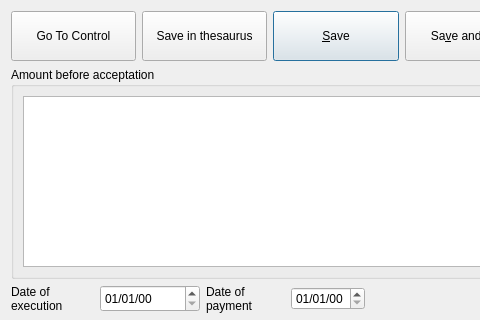
Qt form plugins/accountplugin/receipts/receiptviewer.ui (FreeHealth/freehealth) before a commit; both pictures show x 0 to 480 and y 0 to 320 of the 672 by 480 pixel window.
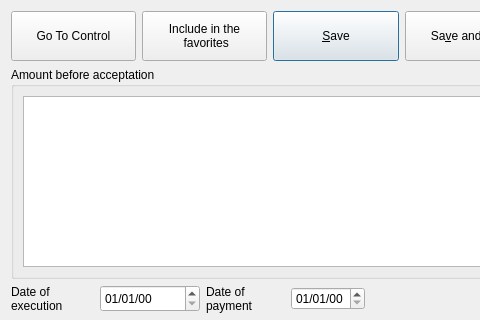
The same form after that commit.

Commit message: freeaccount:thesaurus affair

```diff
--- a/plugins/accountplugin/receipts/receiptviewer.ui
+++ b/plugins/accountplugin/receipts/receiptviewer.ui
@@ -46,7 +46,8 @@
           </size>
          </property>
          <property name="text">
-          <string>Save in thesaurus</string>
+          <string>Include in the
+ favorites</string>
          </property>
         </widget>
        </item>
```
The commit also changes 1 other file.
